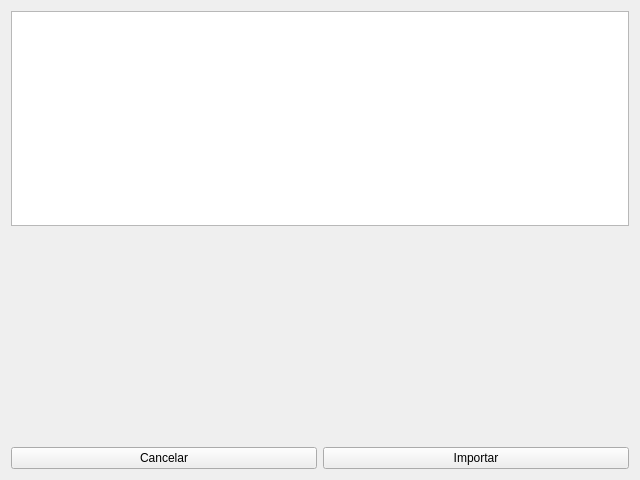
This is mergeprodutos.ui in GabR36/QEstoqueLoja as Qt 5 draws it before an edit. The edited form follows.
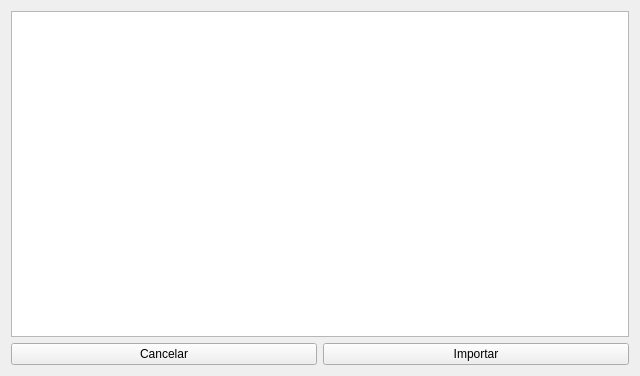
This is the edited form.

Commit message: Calculando aliquota na tabela merge produtos automaticamente

Patch:
```diff
--- a/mergeprodutos.ui
+++ b/mergeprodutos.ui
@@ -7,7 +7,7 @@
     <x>0</x>
     <y>0</y>
     <width>640</width>
-    <height>480</height>
+    <height>376</height>
    </rect>
   </property>
   <property name="windowTitle">
@@ -17,19 +17,6 @@
    <item>
     <widget class="QTableView" name="Tview_ComparacaoProd"/>
    </item>
-   <item>
-    <spacer name="verticalSpacer">
-     <property name="orientation">
-      <enum>Qt::Orientation::Vertical</enum>
-     </property>
-     <property name="sizeHint" stdset="0">
-      <size>
-       <width>20</width>
-       <height>40</height>
-      </size>
-     </property>
-    </spacer>
-   </item>
    <item>
     <layout class="QHBoxLayout" name="horizontalLayout">
      <item>
```
The commit also changes 2 other files.
